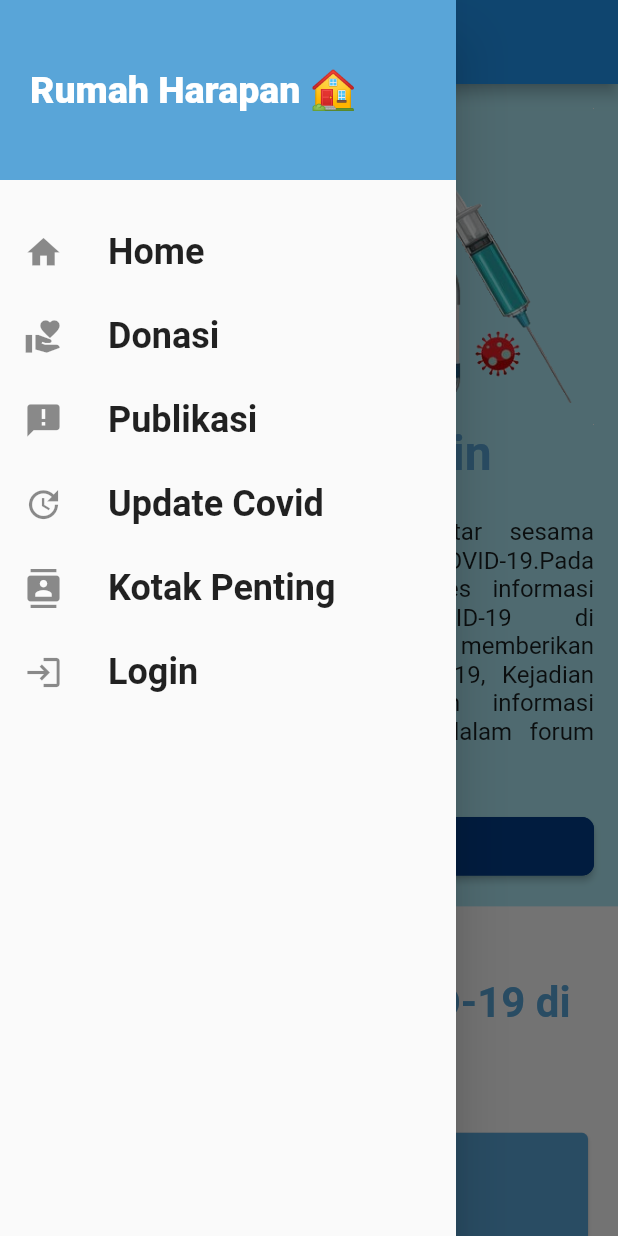
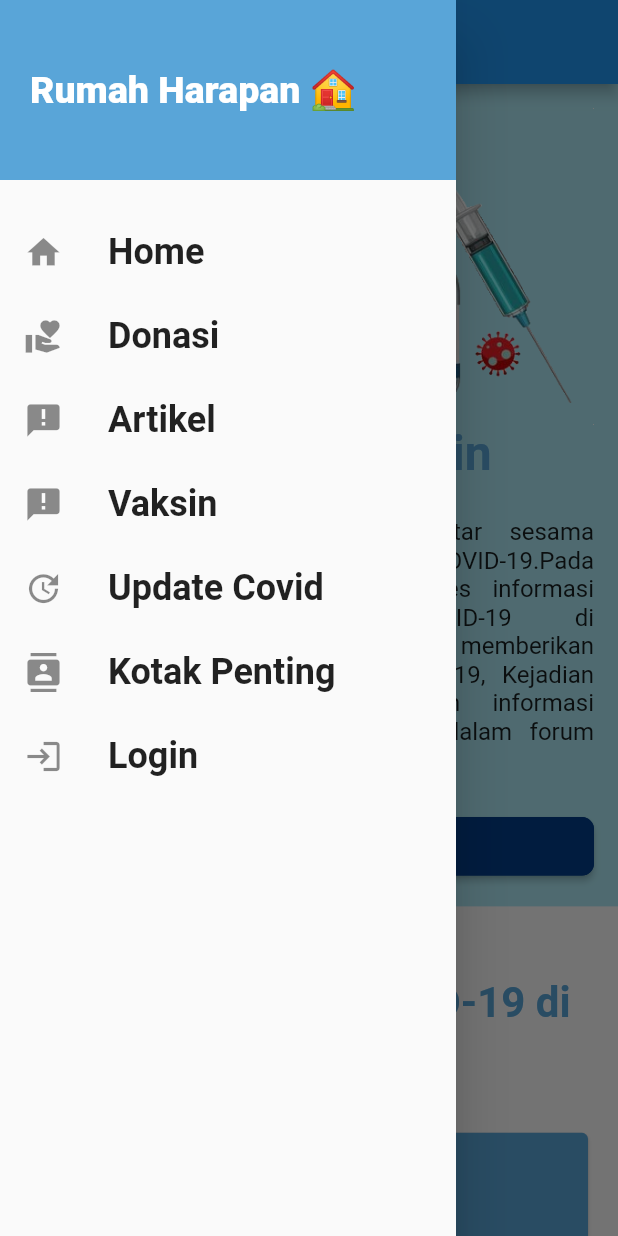
Before and after one commit to zuhalal/rumah-harapan-mobile, a Flutter app: the HomeVaksin screen opened by its route, with the side drawer open, on a phone screen of 412 x 824 dp. Run offline on Flutter 3.47's test engine with Material 2 defaults, Android fonts, the light colour scheme and no system bars; our stand-ins replace carousel_slider, shared_preferences; accounts and stored records are empty; network calls fail; Roboto replaces fonts that are missing (RobotoCondensed).

Commit message:
Update Vaksin

```diff
--- a/lib/widgets/main_drawer.dart
+++ b/lib/widgets/main_drawer.dart
@@ -48,8 +48,11 @@ class MainDrawer extends StatelessWidget {
           buildListTile('Donasi', Icons.volunteer_activism, () {
             Navigator.pushNamed(context, '/donasi');
           }),
-          buildListTile('Publikasi', Icons.announcement, () {
+          buildListTile('Artikel', Icons.announcement, () {
             Navigator.pop(context);
+          }),
+          buildListTile('Vaksin', Icons.announcement, () {
+            Navigator.pushNamed(context, '/vaksin');
           }),
           buildListTile('Update Covid', Icons.update, () {
             Navigator.pushNamed(context, '/updateCovid');
--- a/lib/widgets/main_drawer_login.dart
+++ b/lib/widgets/main_drawer_login.dart
@@ -52,8 +52,11 @@ class MainDrawerLogin extends StatelessWidget {
           buildListTile('Donasi', Icons.volunteer_activism, () {
             Navigator.pushNamed(context, '/donasi');
           }),
-          buildListTile('Publikasi', Icons.announcement, () {
+          buildListTile('Artikel', Icons.announcement, () {
             Navigator.pop(context);
+          }),
+          buildListTile('Vaksin', Icons.announcement, () {
+            Navigator.pushNamed(context, '/vaksin');
           }),
           buildListTile('Update Covid', Icons.update, () {
             Navigator.pushNamed(context, '/updateCovid');
--- a/vaksin/lib/models/konten_vaksin.dart
+++ b/vaksin/lib/models/konten_vaksin.dart
@@ -31,24 +31,25 @@ class AllForum {
 }
 
 class Fields {
-  String judul, penulis, tanggalPublikasi, konten;
-
   Fields(
       {required this.judul,
       required this.penulis,
       required this.tanggalPublikasi,
       required this.konten});
 
+  String judul, penulis, konten;
+  DateTime tanggalPublikasi;
+
   factory Fields.fromJson(Map<String, dynamic> json) => Fields(
       judul: json['judul'],
       penulis: json['penulis'],
-      tanggalPublikasi: json['tanggal_publikasi'],
+      tanggalPublikasi: DateTime.parse(json['tanggal_publikasi']),
       konten: json['konten']);
 
   Map<String, dynamic> toJson() => {
         'judul': judul,
         'penulis': penulis,
-        'tanggal_publikasi': tanggalPublikasi,
+        'tanggal_publikasi': tanggalPublikasi.toIso8601String(),
         'konten': konten
       };
 }
--- a/vaksin/lib/screens/home_vaksin.dart
+++ b/vaksin/lib/screens/home_vaksin.dart
@@ -1,7 +1,6 @@
 import 'dart:convert';
 import 'package:flutter/material.dart';
 import 'package:http/http.dart' as http;
-import 'package:intl/intl.dart';
 import 'package:provider/provider.dart';
 import 'package:rumah_harapan/cookies.dart';
 import 'package:rumah_harapan/screens/login_screen.dart';
@@ -304,6 +303,46 @@ class _HomeVaksinState extends State<HomeVaksin> {
                         );
                     },
                   ),
+                ),
+                Container(
+                  color: Color.fromRGBO(173, 232, 244, 1),
+                  child: Padding(
+                    padding: EdgeInsets.all(16.0),
+                    child: Center(
+                        child: Column(
+                      children: [
+                        Text(
+                          ' ',
+                          style: const TextStyle(
+                              fontWeight: FontWeight.bold,
+                              fontSize: 22,
+                              color: Color.fromRGBO(173, 232, 244, 1)),
+                        ),
+                        Text(
+                          'Forum Informasi',
+                          textAlign: TextAlign.center,
+                          style: const TextStyle(
+                              fontWeight: FontWeight.bold,
+                              fontSize: 28,
+                              color: Color.fromRGBO(89, 165, 216, 1)),
+                        ),
+                        Text(
+                          ' ',
+                          style: const TextStyle(
+                              fontWeight: FontWeight.bold,
+                              fontSize: 22,
+                              color: Color.fromRGBO(173, 232, 244, 1)),
+                        ),
+                        Column(
+                          children: extractedForumData
+                              .map((list) => ForumInformasiContainer(
+                                    forum: list,
+                                  ))
+                              .toList(),
+                        )
+                      ],
+                    )),
+                  ),
                 )
               ])),
         ));
```
Also changed, not shown: vaksin/lib/screens/edit_forum_vaksin.dart (deleted, +0 -145 lines), vaksin/lib/widgets/forum_informasi_vaksin.dart (+33 -31 lines).
